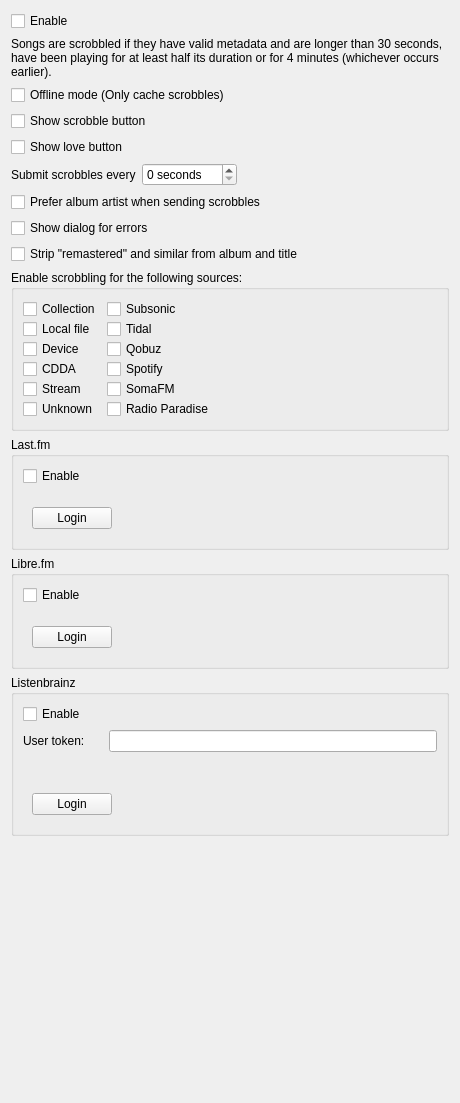
Old version of the form src/settings/scrobblersettingspage.ui in the repository strawberrymusicplayer/strawberry.
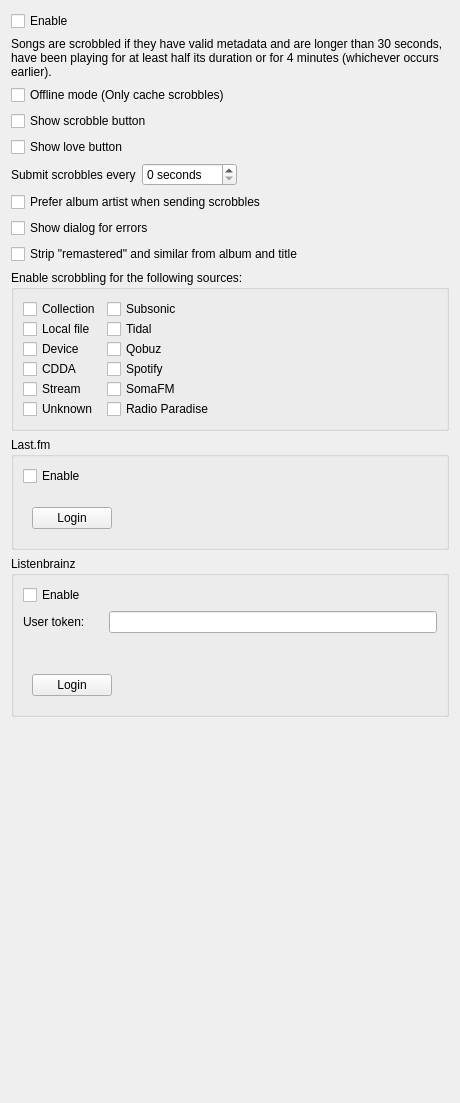
New version of the form. Custom widgets are drawn as their Qt base class.

Commit message: Remove libre.fm

Patch:
```diff
--- a/src/settings/scrobblersettingspage.ui
+++ b/src/settings/scrobblersettingspage.ui
@@ -270,55 +270,6 @@
      </layout>
     </widget>
    </item>
-   <item>
-    <widget class="QGroupBox" name="groupbox_librefm">
-     <property name="title">
-      <string>Libre.fm</string>
-     </property>
-     <layout class="QVBoxLayout" name="layout_librefm">
-      <item>
-       <widget class="QCheckBox" name="checkbox_librefm_enable">
-        <property name="text">
-         <string>Enable</string>
-        </property>
-       </widget>
-      </item>
-      <item>
-       <widget class="LoginStateWidget" name="widget_librefm_login_state" native="true"/>
-      </item>
-      <item>
-       <widget class="QWidget" name="widget_librefm_login" native="true">
-        <layout class="QVBoxLayout" name="layout_librefm_login">
-         <item>
-          <layout class="QHBoxLayout" name="layout_librefm_button_login">
-           <item>
-            <widget class="QPushButton" name="button_librefm_login">
-             <property name="text">
-              <string>Login</string>
-             </property>
-            </widget>
-           </item>
-           <item>
-            <spacer name="spacer_librefm_login">
-             <property name="orientation">
-              <enum>Qt::Horizontal</enum>
-             </property>
-             <property name="sizeHint" stdset="0">
-              <size>
-               <width>40</width>
-               <height>20</height>
-              </size>
-             </property>
-            </spacer>
-           </item>
-          </layout>
-         </item>
-        </layout>
-       </widget>
-      </item>
-     </layout>
-    </widget>
-   </item>
    <item>
     <widget class="QGroupBox" name="groupbox_listenbrainz">
      <property name="title">
```
Left out of the diff: 2 changed lines with no effect on the pictures. The commit also changes 16 other files.
